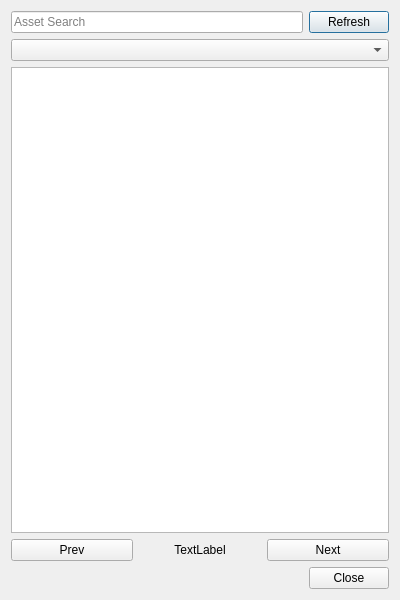
ben-abraham/raven-trader-pro, file ui/qt/server_orders.ui: the form before one commit.
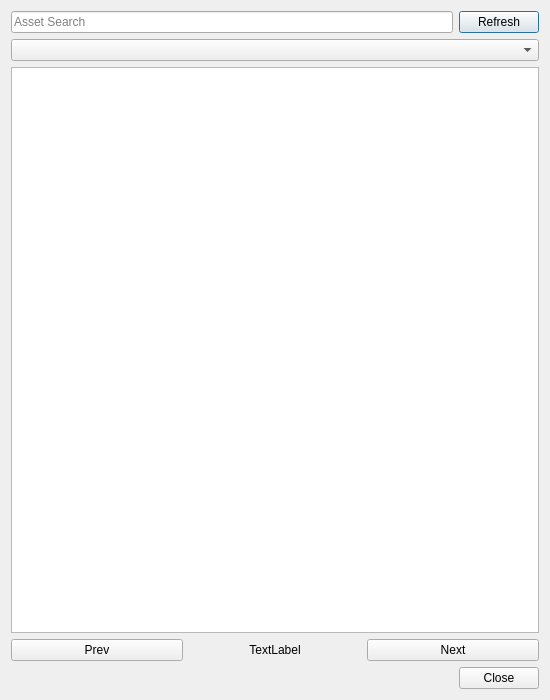
The form after the commit.

Commit message: Fixed sizing on server order list.

```diff
--- a/ui/qt/server_orders.ui
+++ b/ui/qt/server_orders.ui
@@ -6,8 +6,8 @@
    <rect>
     <x>0</x>
     <y>0</y>
-    <width>400</width>
-    <height>600</height>
+    <width>550</width>
+    <height>700</height>
    </rect>
   </property>
   <property name="windowTitle">
```
The commit also changes 1 other file.
